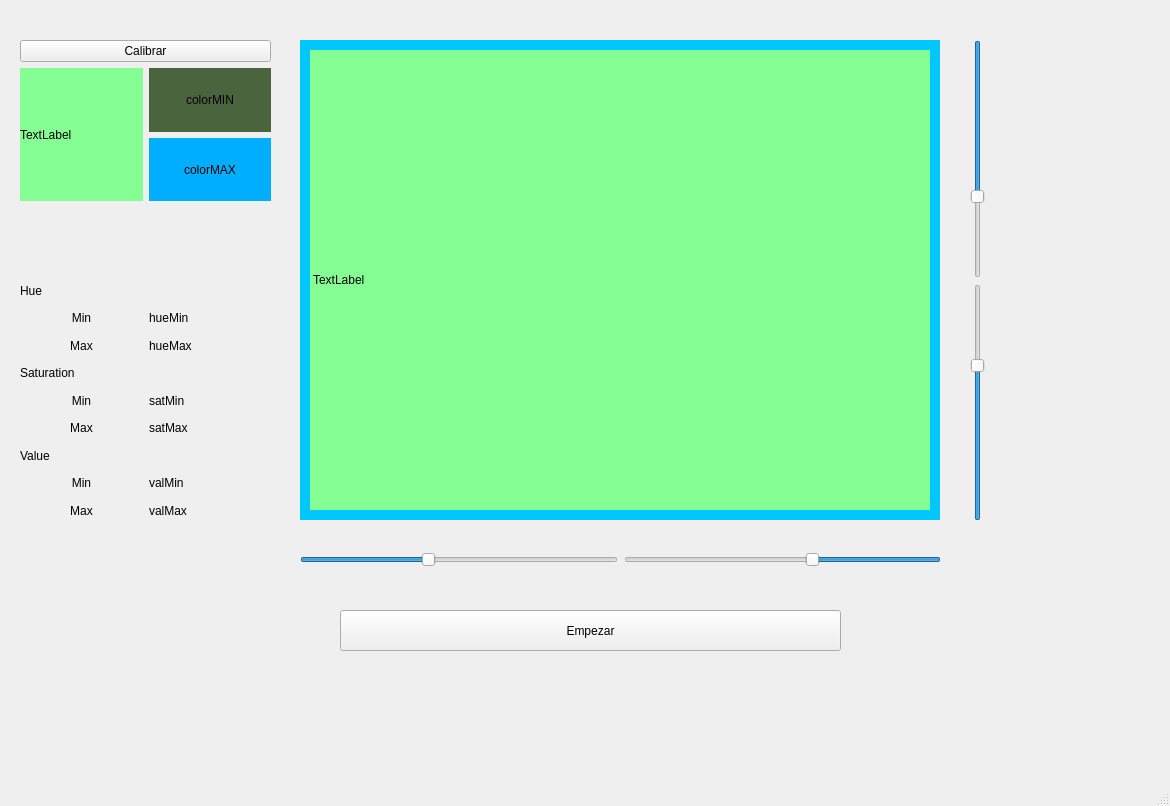
The window that ui/MainUI.ui (Kolark/Proyecto1VisionArtificial) describes before a commit, drawn with Qt 5.
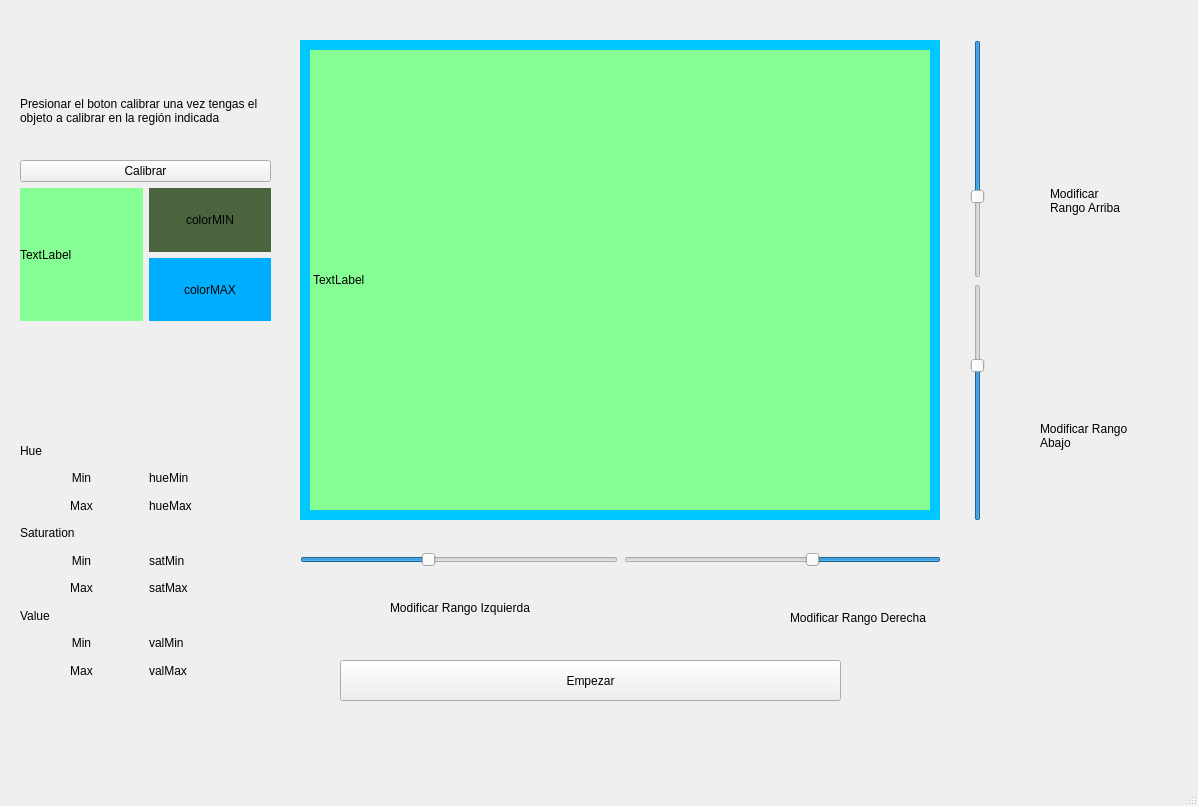
The same window after the commit.

```diff
--- a/ui/MainUI.ui
+++ b/ui/MainUI.ui
@@ -6,7 +6,7 @@
    <rect>
     <x>0</x>
     <y>0</y>
-    <width>1170</width>
+    <width>1198</width>
     <height>806</height>
    </rect>
   </property>
@@ -18,7 +18,7 @@
     <property name="geometry">
      <rect>
       <x>20</x>
-      <y>40</y>
+      <y>160</y>
       <width>251</width>
       <height>161</height>
      </rect>
@@ -104,7 +104,7 @@
     <property name="geometry">
      <rect>
       <x>20</x>
-      <y>280</y>
+      <y>440</y>
       <width>251</width>
       <height>241</height>
      </rect>
@@ -281,7 +281,7 @@
     <property name="geometry">
      <rect>
       <x>340</x>
-      <y>610</y>
+      <y>660</y>
       <width>501</width>
       <height>41</height>
      </rect>
@@ -384,6 +384,80 @@
      </item>
     </layout>
    </widget>
+   <widget class="QLabel" name="label_4">
+    <property name="geometry">
+     <rect>
+      <x>20</x>
+      <y>40</y>
+      <width>251</width>
+      <height>141</height>
+     </rect>
+    </property>
+    <property name="text">
+     <string>Presionar el boton calibrar una vez tengas el objeto a calibrar en la región indicada</string>
+    </property>
+    <property name="wordWrap">
+     <bool>true</bool>
+    </property>
+   </widget>
+   <widget class="QLabel" name="label_5">
+    <property name="geometry">
+     <rect>
+      <x>390</x>
+      <y>600</y>
+      <width>171</width>
+      <height>16</height>
+     </rect>
+    </property>
+    <property name="text">
+     <string>Modificar Rango Izquierda</string>
+    </property>
+   </widget>
+   <widget class="QLabel" name="label_8">
+    <property name="geometry">
+     <rect>
+      <x>790</x>
+      <y>610</y>
+      <width>151</width>
+      <height>16</height>
+     </rect>
+    </property>
+    <property name="text">
+     <string>Modificar Rango Derecha</string>
+    </property>
+   </widget>
+   <widget class="QLabel" name="label_9">
+    <property name="geometry">
+     <rect>
+      <x>1050</x>
+      <y>170</y>
+      <width>81</width>
+      <height>61</height>
+     </rect>
+    </property>
+    <property name="text">
+     <string>Modificar Rango Arriba</string>
+    </property>
+    <property name="wordWrap">
+     <bool>true</bool>
+    </property>
+   </widget>
+   <widget class="QLabel" name="label_11">
+    <property name="geometry">
+     <rect>
+      <x>1040</x>
+      <y>380</y>
+      <width>91</width>
+      <height>111</height>
+     </rect>
+    </property>
+    <property name="text">
+     <string>Modificar Rango Abajo</string>
+    </property>
+    <property name="wordWrap">
+     <bool>true</bool>
+    </property>
+   </widget>
   </widget>
   <widget class="QMenuBar" name="menubar">
    <property name="geometry">
```
Left out of the diff: 2 changed lines with no effect on the pictures.
